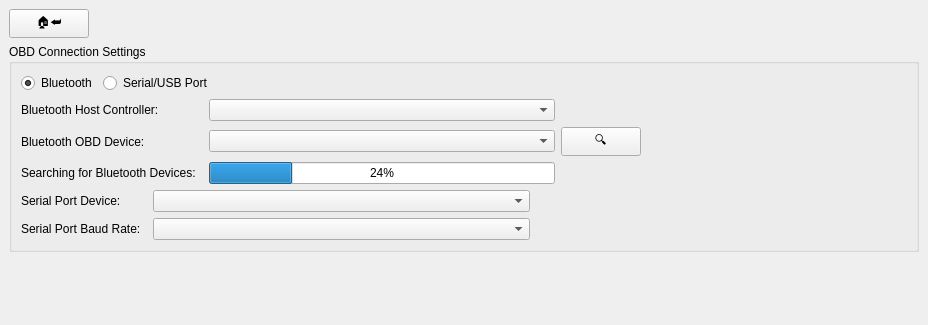
The window that src/neonobd.ui (beardedone55/neonobd) describes before a commit, drawn with Qt 5.
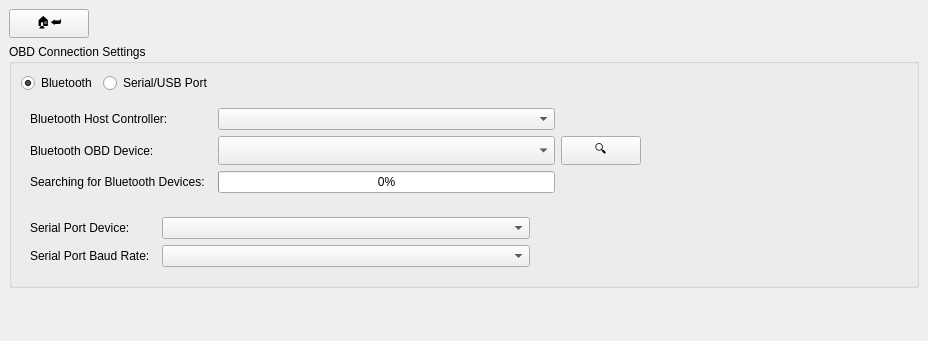
The same window after the commit. The open tabs and pages were chosen to show the change. Custom widgets are drawn as their Qt base class.

What changed in the file:
```diff
--- a/src/neonobd.ui
+++ b/src/neonobd.ui
@@ -7,7 +7,7 @@
     <x>0</x>
     <y>0</y>
     <width>928</width>
-    <height>325</height>
+    <height>341</height>
    </rect>
   </property>
   <property name="windowTitle">
@@ -234,37 +234,8 @@
         </layout>
        </item>
        <item>
-        <layout class="QGridLayout" name="bluetooth_settings">
-         <item row="1" column="2">
-          <widget class="QComboBox" name="bluetooth_OBD_device"/>
-         </item>
-         <item row="1" column="0">
-          <widget class="QLabel" name="label_2">
-           <property name="text">
-            <string>Bluetooth OBD Device:  </string>
-           </property>
-          </widget>
-         </item>
-         <item row="1" column="3">
-          <widget class="QPushButton" name="bluetooth_scan">
-           <property name="sizePolicy">
-            <sizepolicy hsizetype="Maximum" vsizetype="Fixed">
-             <horstretch>0</horstretch>
-             <verstretch>0</verstretch>
-            </sizepolicy>
-           </property>
-           <property name="text">
-            <string>🔍</string>
-           </property>
-          </widget>
-         </item>
-         <item row="2" column="0">
-          <widget class="QLabel" name="label_3">
-           <property name="text">
-            <string>Searching for Bluetooth Devices:  </string>
-           </property>
-          </widget>
-         </item>
+        <widget class="QWidget" name="bluetooth_settings" native="true">
+         <layout class="QGridLayout" name="bluetooth_settings_layout">
          <item row="2" column="2">
           <widget class="QProgressBar" name="bluetooth_scan_progress">
            <property name="font">
@@ -274,22 +245,12 @@
             <bool>false</bool>
            </property>
            <property name="value">
-            <number>24</number>
-           </property>
-          </widget>
-         </item>
-         <item row="0" column="2">
-          <widget class="QComboBox" name="bluetooth_host_controller">
-           <property name="sizePolicy">
-            <sizepolicy hsizetype="Expanding" vsizetype="Fixed">
-             <horstretch>0</horstretch>
-             <verstretch>0</verstretch>
-            </sizepolicy>
+             <number>0</number>
            </property>
           </widget>
          </item>
          <item row="0" column="0">
-          <widget class="QLabel" name="label">
+           <widget class="QLabel" name="host_label">
            <property name="sizePolicy">
             <sizepolicy hsizetype="Maximum" vsizetype="Preferred">
              <horstretch>0</horstretch>
@@ -314,10 +275,62 @@
            </property>
           </spacer>
          </item>
-        </layout>
+          <item row="1" column="0">
+           <widget class="QLabel" name="bluetooth_device_label">
+            <property name="text">
+             <string>Bluetooth OBD Device:  </string>
+            </property>
+           </widget>
+          </item>
+          <item row="1" column="2">
+           <widget class="QComboBox" name="bluetooth_OBD_device">
+            <property name="sizePolicy">
+             <sizepolicy hsizetype="Preferred" vsizetype="MinimumExpanding">
+              <horstretch>0</horstretch>
+              <verstretch>0</verstretch>
+             </sizepolicy>
+            </property>
+            <property name="sizeAdjustPolicy">
+             <enum>QComboBox::SizeAdjustPolicy::AdjustToContents</enum>
+            </property>
+           </widget>
+          </item>
+          <item row="1" column="3">
+           <widget class="QPushButton" name="bluetooth_scan">
+            <property name="sizePolicy">
+             <sizepolicy hsizetype="Maximum" vsizetype="Fixed">
+              <horstretch>0</horstretch>
+              <verstretch>0</verstretch>
+             </sizepolicy>
+            </property>
+            <property name="text">
+             <string>🔍</string>
+            </property>
+           </widget>
+          </item>
+          <item row="2" column="0">
+           <widget class="QLabel" name="bluetooth_scan_label">
+            <property name="text">
+             <string>Searching for Bluetooth Devices:  </string>
+            </property>
+           </widget>
+          </item>
+          <item row="0" column="2">
+           <widget class="QComboBox" name="bluetooth_host_controller">
+            <property name="sizePolicy">
+             <sizepolicy hsizetype="Expanding" vsizetype="Fixed">
+              <horstretch>0</horstretch>
+              <verstretch>0</verstretch>
+             </sizepolicy>
+            </property>
+           </widget>
+          </item>
+         </layout>
+        </widget>
        </item>
        <item>
-        <layout class="QGridLayout" name="serial_port_settings">
+        <widget class="QWidget" name="serial_port_settings" native="true">
+         <layout class="QGridLayout" name="serial_port_settings_layout">
          <item row="0" column="1">
           <widget class="QComboBox" name="serial_port_device">
            <property name="enabled">
@@ -381,6 +394,7 @@
           </widget>
          </item>
         </layout>
+        </widget>
        </item>
       </layout>
      </widget>
```
Left out of the diff: 10 changed lines with no effect on the pictures. Lines whose indentation alone changed are shown as unchanged.
